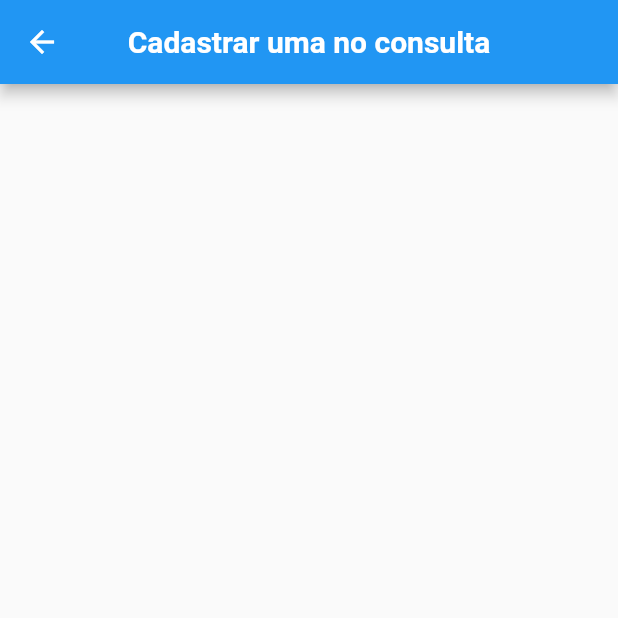
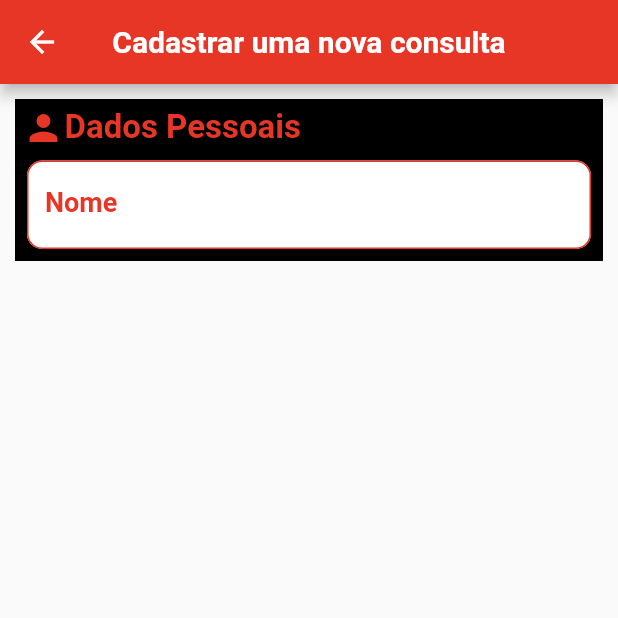
Before and after one commit to Zi0Li/MOBILE-Blood-Bank, a Flutter app: the DonatePage screen opened directly, on a phone screen of 412 x 824 dp, the top half of it. Run offline on Flutter 3.47's test engine with Material 2 defaults, Android fonts, the phone set to English and light mode, and no system bars; our stand-ins replace flutter_svg, sqflite; accounts and stored records are empty.

Commit message:
Donate part 1

```diff
--- a/lib/pages/donate.dart
+++ b/lib/pages/donate.dart
@@ -8,17 +8,81 @@ class DonatePage extends StatefulWidget {
 }
 
 class _DonatePageState extends State<DonatePage> {
+  TextEditingController controller = TextEditingController();
+
   @override
   Widget build(BuildContext context) {
     return Scaffold(
       appBar: AppBar(
+        backgroundColor: Color.fromRGBO(231, 53, 38, 1),
         title: Text(
-          'Cadastrar uma no consulta',
+          'Cadastrar uma nova consulta',
           style: TextStyle(color: Colors.white, fontWeight: FontWeight.bold),
         ),
         centerTitle: true,
       ),
-      body: Column(children: []),
+      body: Padding(
+        padding: const EdgeInsets.all(10),
+        child: Column(children: [_card()]),
+      ),
+    );
+  }
+
+  Widget _TextField() {
+    return Padding(
+      padding: const EdgeInsets.all(8.0),
+      child: TextField(
+        decoration: InputDecoration(
+          filled: true,
+          fillColor: Colors.white,
+          label: Text(
+            'Nome',
+            style: TextStyle(
+                color: Color.fromRGBO(231, 53, 38, 1),
+                fontWeight: FontWeight.bold,
+                fontSize: 18),
+          ),
+          enabledBorder: OutlineInputBorder(
+            borderSide:
+                BorderSide(width: 1, color: Color.fromRGBO(231, 53, 38, 1)),
+            borderRadius: BorderRadius.circular(10),
+          ),
+          focusedBorder: UnderlineInputBorder(
+            borderSide:
+                BorderSide(width: 1, color: Color.fromRGBO(231, 53, 38, 1)),
+            borderRadius: BorderRadius.circular(10),
+          ),
+        ),
+      ),
+    );
+  }
+
+  Widget _card() {
+    return Container(
+      decoration:
+          BoxDecoration(boxShadow: const [BoxShadow(color: Colors.black)]),
+      child: Column(children: [
+        Padding(
+          padding: const EdgeInsets.fromLTRB(5, 5, 5, 0),
+          child: Row(
+            children: const [
+              Icon(
+                Icons.person,
+                color: Color.fromRGBO(231, 53, 38, 1),
+                size: 28,
+              ),
+              Text(
+                'Dados Pessoais',
+                style: TextStyle(
+                    color: Color.fromRGBO(231, 53, 38, 1),
+                    fontSize: 22,
+                    fontWeight: FontWeight.bold),
+              ),
+            ],
+          ),
+        ),
+        _TextField()
+      ]),
     );
   }
 }
--- a/pubspec.yaml
+++ b/pubspec.yaml
@@ -48,7 +48,7 @@ dev_dependencies:
   # package. See that file for information about deactivating specific lint
   # rules and activating additional ones.
   flutter_lints: ^2.0.0
-  sqflite: ^2.2.8+4
+  sqflite: ^2.3.0
   url_launcher: ^6.1.12
 # For information on the generic Dart part of this file, see the
 # following page: https://dart.dev/tools/pub/pubspec
```
Also changed, not shown: lib/controllers/donateController.dart (+22 -23 lines), lib/pages/home.dart (+7 -3 lines), lib/pages/news.dart (+7 -69 lines), lib/widgets/NewsCard.dart (added, +82 -0 lines).
